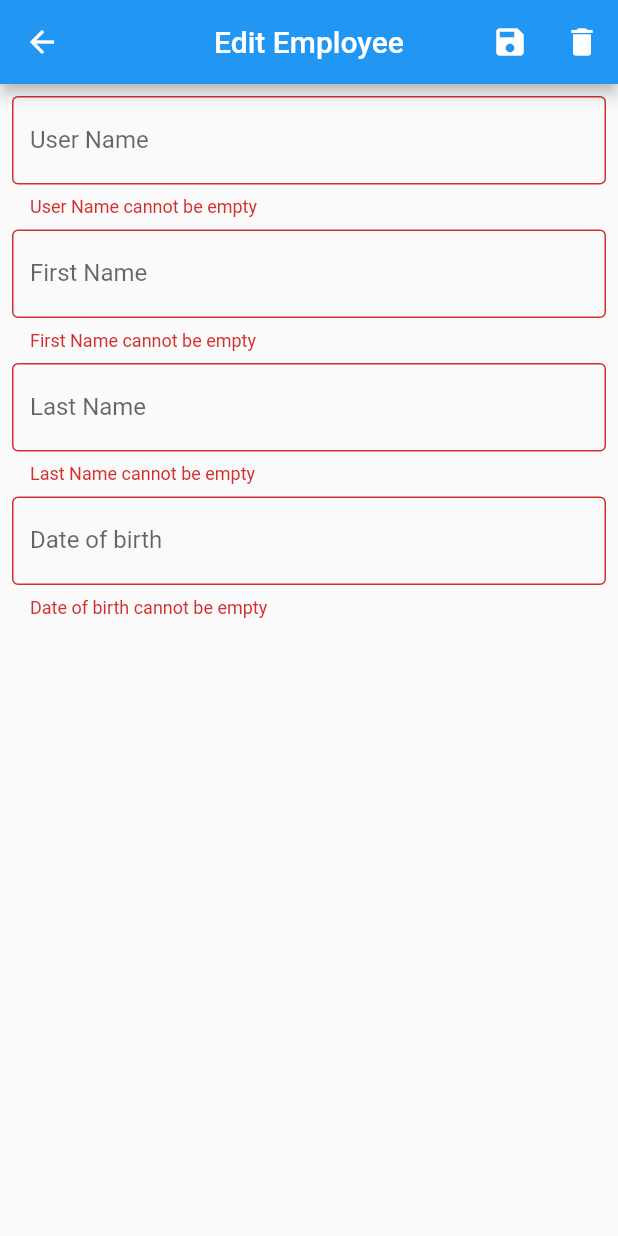
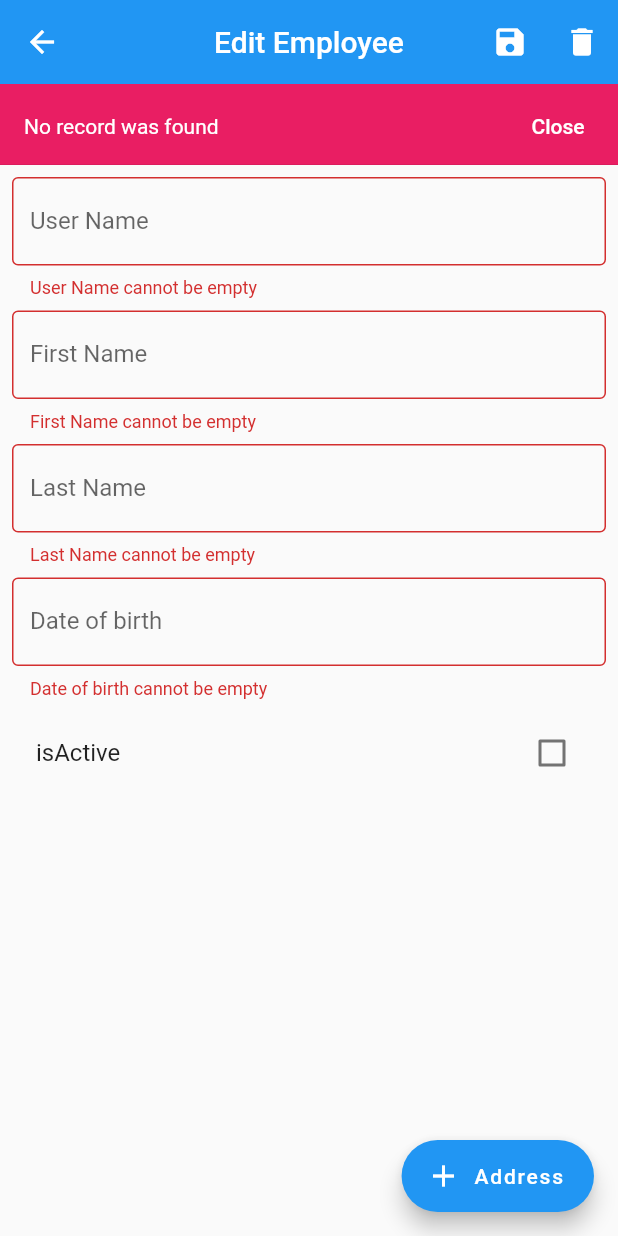
Before and after one commit to rddewan/employee-book, a Flutter app: the EditEmployeeScreen screen opened directly with empty values, after a tap on the "save" icon, after a tap on the "delete" icon, on a phone screen of 412 x 824 dp. Run offline on Flutter 3.47's test engine with Material 2 defaults, Android fonts, the phone set to English and light mode, and no system bars; our stand-ins replace drift; accounts and stored records are empty; generated files the repository leaves out were written again.

Commit message:
added address

```diff
--- a/lib/data/local/db/app_db.dart
+++ b/lib/data/local/db/app_db.dart
@@ -2,7 +2,9 @@ import 'dart:io';
 
 import 'package:drift/drift.dart';
 import 'package:drift/native.dart';
+import 'package:employee_book/data/local/entity/employee_address.dart';
 import 'package:employee_book/data/local/entity/employee_entity.dart';
+import 'package:flutter/foundation.dart';
 import 'package:path_provider/path_provider.dart';
 import 'package:path/path.dart' as path;
 
@@ -19,13 +21,32 @@ LazyDatabase _openConnection(){
 }
 
 
-@DriftDatabase(tables: [Employee])
+@DriftDatabase(tables: [Employee, EmployeeAddress])
 class AppDb extends _$AppDb {
 
   AppDb() : super(_openConnection());
 
   @override
-  int get schemaVersion => 1;
+  int get schemaVersion => 3;
+
+  @override
+  MigrationStrategy get migration => MigrationStrategy(
+    beforeOpen: (details) async {
+      debugPrint('beforeOpen');
+      await customStatement('PRAGMA foreign_keys = ON');
+    },
+    onUpgrade: (m, from, to)  async {
+
+      if (from == 1) {
+        await m.addColumn(employee, employee.isActive);
+      }
+      if (from == 2) {
+        debugPrint('migration from 2 - 3');
+        await m.createTable(employeeAddress);
+      }
+    },
+
+  );
 
   // Get the list of employee
   Future<List<EmployeeData>> getEmployees() async {
--- a/lib/data/local/entity/employee_entity.dart
+++ b/lib/data/local/entity/employee_entity.dart
@@ -9,4 +9,5 @@ class Employee extends Table{
   TextColumn get firstName => text().named('first_name')();
   TextColumn get lastName => text().named('last_name')();
   DateTimeColumn get dateOfBirth => dateTime().named('date_of_birth')();
+  IntColumn get isActive => integer().named('is_active').nullable()();
 }
--- a/lib/noifier/employee_change_notifier.dart
+++ b/lib/noifier/employee_change_notifier.dart
@@ -27,6 +27,8 @@ class EmployeeChangeNotifier extends ChangeNotifier {
   bool get  isDeleted => _isDeleted;
   bool _isLoading = false;
   bool get  isLoading => _isLoading;
+  bool _isActive = false;
+  bool get isActive => _isActive;
 
   void getEmployeeFuture() {
     _isLoading = true;
@@ -59,12 +61,13 @@ class EmployeeChangeNotifier extends ChangeNotifier {
     _appDb?.getEmployee(id)
       .then((value) {
         _employeeData = value;
+        setIsActive(value.isActive == 1 ? true : false);
+        notifyListeners();
       })
       .onError((error, stackTrace) {
         _error = error.toString();
+        notifyListeners();
       });
-
-    notifyListeners();
 
   }
 
@@ -85,25 +88,53 @@ class EmployeeChangeNotifier extends ChangeNotifier {
     _appDb?.updateEmployee(entity)
     .then((value) {
       _isUpdated = value;
+       notifyListeners();
     })
     .onError((error, stackTrace) {
       _error = error.toString();
+       notifyListeners();
     });
 
-    notifyListeners();
+
   }
 
   void deleteEmployee(int id) {
     _appDb?.deleteEmployee(id)
       .then((value) {
-        _isDeleted = value == 1 ? true : false;
+        if (value == 0) {
+          _error = 'No record was found';
+        }
+        else {
+          _isDeleted = true;
+        }
+        notifyListeners();
+
       })
       .onError((error, stackTrace) {
         _error = error.toString();
+        notifyListeners();
       });
-
-    notifyListeners();
 
   }
 
+  void setIsActive(bool value) {
+    _isActive = value;
+    notifyListeners();
+  }
+
+  void setIsUpdated(bool value) {
+    _isUpdated = value;
+    notifyListeners();
+  }
+
+  void setIsDeleted(bool value) {
+    _isDeleted = value;
+    notifyListeners();
+  }
+
+  void setErrorMsg(String value) {
+    _error = value;
+    notifyListeners();
+  }
+
 }
--- a/lib/route/route_generator.dart
+++ b/lib/route/route_generator.dart
@@ -1,4 +1,5 @@
 
+import 'package:employee_book/screen/add_address.dart';
 import 'package:employee_book/screen/add_employee_screen.dart';
 import 'package:employee_book/screen/edit_employee_screen.dart';
 import 'package:employee_book/screen/home_screen.dart';
@@ -19,7 +20,11 @@ class RouteGenerator {
           return MaterialPageRoute(builder: (_) =>  EditEmployeeScreen(id: args));
         }
         return _errorRoute();
-
+        case '/add_address':
+        if (args is int) {
+          return MaterialPageRoute(builder: (_) =>  AddAddress(id: args));
+        }
+        return _errorRoute();
       default:
         return _errorRoute();
     }
--- a/lib/screen/add_employee_screen.dart
+++ b/lib/screen/add_employee_screen.dart
@@ -24,6 +24,7 @@ class _AddEmployeeScreenState extends State<AddEmployeeScreen> {
   final TextEditingController _dateOfBirthController = TextEditingController();
   DateTime? _dateOfBirth;
   late EmployeeChangeNotifier _employeeChangeNotifier;
+  bool _isActive = false;
 
   @override
   void initState() {
@@ -75,6 +76,16 @@ class _AddEmployeeScreenState extends State<AddEmployeeScreen> {
                     pickDateOfBirth(context);
                   }),
                 const SizedBox(height: 8.0,),
+                CheckboxListTile(
+                  title: const Text('isActive'),
+                  activeColor: Colors.pink,
+                  value: _isActive,
+                  onChanged: (value) {
+                    setState(() {
+                      _isActive = value ?? false;
+                    });
+                  }
+                ),
                 ],
               )
             ),
@@ -127,6 +138,7 @@ class _AddEmployeeScreenState extends State<AddEmployeeScreen> {
       firstName: drift.Value(_firstNameController.text),
       lastName: drift.Value(_lastNameController.text),
       dateOfBirth: drift.Value(_dateOfBirth!),
+      isActive: drift.Value(_isActive ? 1 : 0)
       );
 
       context.read<EmployeeChangeNotifier>().createEmployee(entity);
--- a/lib/screen/edit_employee_screen.dart
+++ b/lib/screen/edit_employee_screen.dart
@@ -26,13 +26,16 @@ class _EditEmployeeScreenState extends State<EditEmployeeScreen> {
   final TextEditingController _dateOfBirthController = TextEditingController();
   DateTime? _dateOfBirth;
   late EmployeeChangeNotifier _employeeChangeNotifier;
+  int _isActive = 0;
+  int _id = 0;
+
 
   @override
   void initState() {
     super.initState();
     _employeeChangeNotifier = Provider.of<EmployeeChangeNotifier>(context,listen: false);
     _employeeChangeNotifier.addListener(providerListener);
-    getEmployee();
+    //getEmployee();
   }
 
   @override
@@ -41,7 +44,8 @@ class _EditEmployeeScreenState extends State<EditEmployeeScreen> {
     _firstNameController.dispose();
     _lastNameController.dispose();
     _dateOfBirthController.dispose();
-    _employeeChangeNotifier.dispose();
+    //_employeeChangeNotifier.dispose();
+    _employeeChangeNotifier.removeListener(providerListener);
     super.dispose();
   }
 
@@ -69,7 +73,11 @@ class _EditEmployeeScreenState extends State<EditEmployeeScreen> {
         padding: const EdgeInsets.all(8.0),
         child: Column(
           children: [
-            Form(
+            Selector<EmployeeChangeNotifier,EmployeeData?>(
+              selector: (context,notifier) => notifier.employeeData,
+              builder: (context,data,child) {
+                setEmployee(data);
+                return Form(
                   key: _formKey,
                   child: Column(
                     children: [
@@ -84,13 +92,42 @@ class _EditEmployeeScreenState extends State<EditEmployeeScreen> {
                         pickDateOfBirth(context);
                       }),
                     const SizedBox(height: 8.0,),
+                    Selector<EmployeeChangeNotifier, bool>(
+                      selector: (context,notifier) => notifier.isActive,
+                      builder: (context,value,child) {
+                        _isActive = value ? 1 : 0;
+                        return CheckboxListTile(
+                          title: const Text('isActive'),
+                          activeColor: Colors.pink,
+                          value: value,
+                          onChanged: (value) {
+                            context.read<EmployeeChangeNotifier>().setIsActive(value ?? false);
+                          },
+                        );
+
+                      },
+
+                    ),
+
+
                     ],
                   )
-            ),
+                );
+
+              },
+
+            )
 
           ],
 
         ),
+      ),
+      floatingActionButton: FloatingActionButton.extended(
+        onPressed: () {
+          Navigator.pushNamed(context, '/add_address', arguments: _id);
+        },
+        label: const Text('Address'),
+        icon: const Icon(Icons.add)
       ),
     );
   }
@@ -136,6 +173,7 @@ class _EditEmployeeScreenState extends State<EditEmployeeScreen> {
       firstName: drift.Value(_firstNameController.text),
       lastName: drift.Value(_lastNameController.text),
       dateOfBirth: drift.Value(_dateOfBirth!),
+      isActive: drift.Value(_isActive),
     );
 
     context.read<EmployeeChangeNotifier>().updateEmployee(entity);
@@ -181,6 +219,9 @@ class _EditEmployeeScreenState extends State<EditEmployeeScreen> {
     if (_employeeChangeNotifier.isDeleted) {
       listenDelete();
     }
+    if (_employeeChangeNotifier.error != '') {
+      listenError(_employeeChangeNotifier.error);
+    }
   }
 
   void listenDelete() {
@@ -191,11 +232,15 @@ class _EditEmployeeScreenState extends State<EditEmployeeScreen> {
         content: const Text('Employee deleted ',style:  TextStyle(color: Colors.white)),
         actions: [
           TextButton(
-            onPressed: () => ScaffoldMessenger.of(context).hideCurrentMaterialBanner(),
+            onPressed: ()  {
+              ScaffoldMessenger.of(context).hideCurrentMaterialBanner();
+              context.read<EmployeeChangeNotifier>().setIsDeleted(false);
+            },
             child: const Text('Close',style: TextStyle(color: Colors.white),))
         ],
       ),
     );
+
   }
 
   void listenUpdate(){
@@ -206,11 +251,46 @@ class _EditEmployeeScreenState extends State<EditEmployeeScreen> {
           content: const Text('Employee updated ',style:  TextStyle(color: Colors.white)),
           actions: [
             TextButton(
-              onPressed: () => ScaffoldMessenger.of(context).hideCurrentMaterialBanner(),
+              onPressed: () {
+                 ScaffoldMessenger.of(context).hideCurrentMaterialBanner();
+                 context.read<EmployeeChangeNotifier>().setIsUpdated(false);
+              },
               child: const Text('Close',style: TextStyle(color: Colors.white),))
           ],
         ),
       );
+  }
+
+  void listenError(String errorMsg){
+    ScaffoldMessenger.of(context)
+      .showMaterialBanner(
+        MaterialBanner(
+          backgroundColor: Colors.pink,
+          content: Text(errorMsg,style: const TextStyle(color: Colors.white)),
+          actions: [
+            TextButton(
+              onPressed: () {
+                 ScaffoldMessenger.of(context).hideCurrentMaterialBanner();
+                 context.read<EmployeeChangeNotifier>().setErrorMsg('');
+              },
+              child: const Text('Close',style: TextStyle(color: Colors.white),))
+          ],
+        ),
+      );
+  }
+
+  void setEmployee(EmployeeData? data) {
+    if (data != null) {
+       _userNameController.text = data.userName;
+      _firstNameController.text = data.firstName;
+      _lastNameController.text = data.lastName;
+      _dateOfBirthController.text = data.dateOfBirth.toIso8601String();
+      _id = data.id;
+
+
+    }
+
+
 
   }
 
--- a/lib/screen/employee_notifier_future.dart
+++ b/lib/screen/employee_notifier_future.dart
@@ -43,6 +43,7 @@ class _EmployeeNotifierFutureScreenState extends State<EmployeeNotifierFutureScr
               final employee = notifier.employeeListFuture[index];
               return GestureDetector(
                 onTap: ()  {
+                  context.read<EmployeeChangeNotifier>().getSingleEmployee(employee.id);
                   Navigator.pushNamed(context, '/edit_employee',arguments: employee.id);
                 },
                 child: Card(
```
Also changed, not shown: lib/data/local/entity/employee_address.dart (added, +11 -0 lines), lib/screen/add_address.dart (added, +62 -0 lines), lib/screen/employee_notifier_stream.dart (+11 -4 lines), lib/screen/home_screen.dart (+8 -1 lines), lib/data/local/db/app_db.g.dart. Lines whose indentation alone changed are shown as unchanged.
